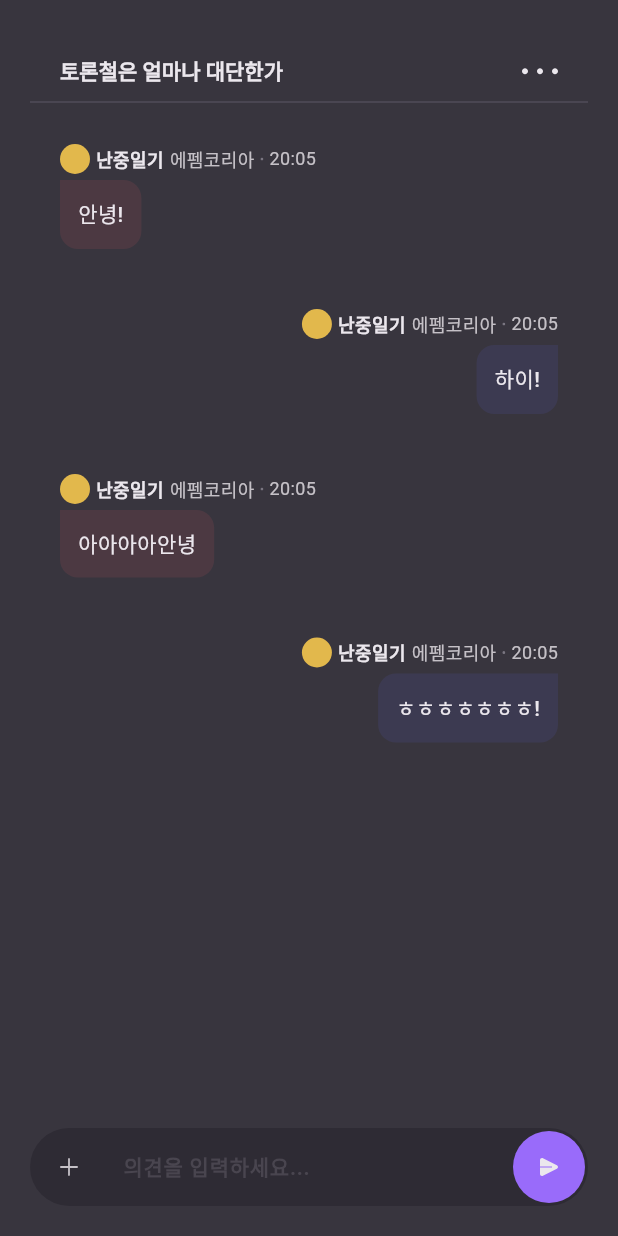
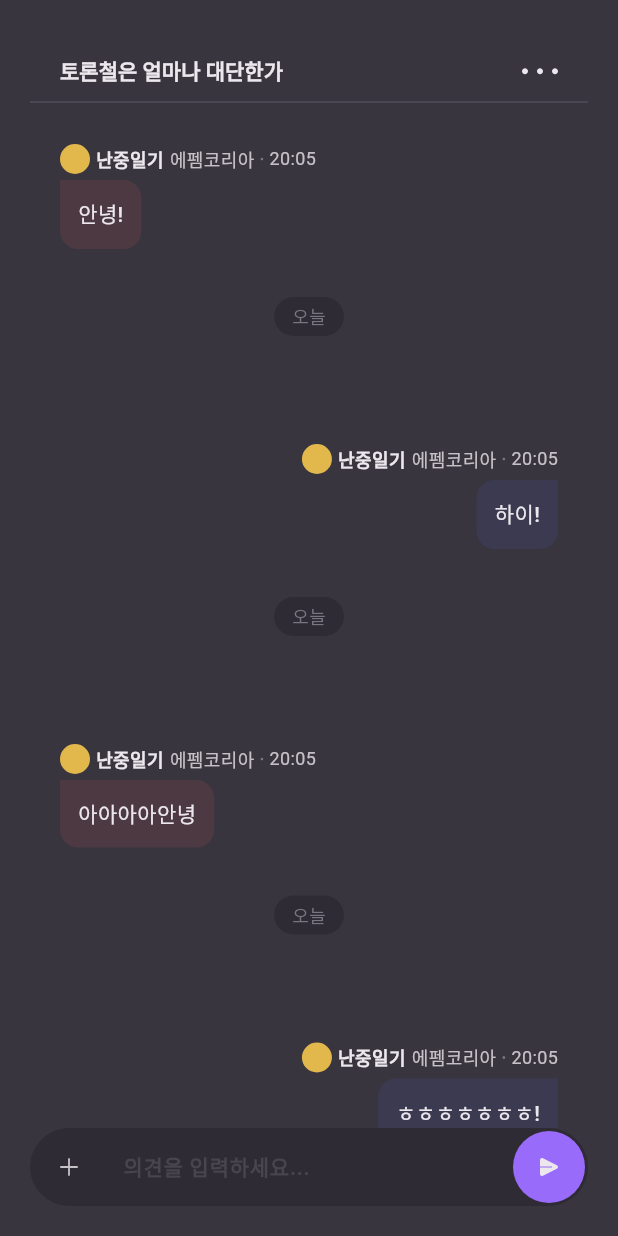
Before and after one commit to Debate-Season/DebateSeason_Frontend_V1, a Flutter app: the ChatRoomScreen screen opened by its route, on a phone screen of 412 x 824 dp. Run offline on Flutter 3.47's test engine with Material 3 defaults, Android fonts, the phone set to English and light mode, and no system bars; our stand-ins replace firebase_core, flutter_dotenv, flutter_secure_storage, flutter_svg, get, logger and 1 more; missing offline and left inert: kakao_flutter_sdk_user, stomp_dart_client; accounts and stored records are empty; Roboto replaces fonts that are missing (Pretendard).

Commit message:
feat #38 날짜표기선

```diff
--- a/lib/core/constants/dimensions.dart
+++ b/lib/core/constants/dimensions.dart
@@ -10,6 +10,8 @@ class Dimensions {
 
   static const EdgeInsets padding8x10 =
       EdgeInsets.symmetric(horizontal: 8, vertical: 10);
+  static const EdgeInsets padding12x4 =
+  EdgeInsets.symmetric(horizontal: 12, vertical: 4);
   static const EdgeInsets padding12x16 =
       EdgeInsets.symmetric(horizontal: 12, vertical: 16);
   static const EdgeInsets padding20x16 =
--- /dev/null
+++ b/lib/features/chat/presentation/widgets/chat_date.dart
@@ -0,0 +1,32 @@
+import 'package:debateseason_frontend_v1/core/constants/color.dart';
+import 'package:debateseason_frontend_v1/core/constants/dimensions.dart';
+import 'package:debateseason_frontend_v1/core/constants/gaps.dart';
+import 'package:debateseason_frontend_v1/core/constants/text_style.dart';
+import 'package:debateseason_frontend_v1/widgets/de_text.dart';
+import 'package:flutter/material.dart';
+
+class ChatDateLine extends StatelessWidget {
+  const ChatDateLine({super.key});
+
+  @override
+  Widget build(BuildContext context) {
+    return Column(
+      children: [
+        Gaps.v32,
+        _date(),
+        Gaps.v32,
+      ],
+    );
+  }
+
+  Widget _date() {
+    return Container(
+      padding: Dimensions.padding12x4,
+      decoration:BoxDecoration(
+        color: grey90,
+        borderRadius: BorderRadius.circular(20.0)
+      ),
+      child: DeText('오늘', style: cation12R.copyWith(color: grey50),),
+    );
+  }
+}
--- a/lib/features/chat/presentation/widgets/message_bubble.dart
+++ b/lib/features/chat/presentation/widgets/message_bubble.dart
@@ -3,6 +3,7 @@ import 'package:debateseason_frontend_v1/core/constants/dimensions.dart';
 import 'package:debateseason_frontend_v1/core/constants/gaps.dart';
 import 'package:debateseason_frontend_v1/core/constants/text_style.dart';
 import 'package:debateseason_frontend_v1/features/chat/data/models/request/message_request.dart';
+import 'package:debateseason_frontend_v1/features/chat/presentation/widgets/chat_date.dart';
 import 'package:debateseason_frontend_v1/widgets/de_text.dart';
 import 'package:flutter/material.dart';
 import 'package:flutter_svg/svg.dart';
@@ -68,6 +69,7 @@ class MessageBubble extends StatelessWidget {
             alignment: alignment,
             child: msgBody(),
           ),
+          ChatDateLine(),
         ],
       ),
     );
```
Also changed, not shown: 1 other file.
